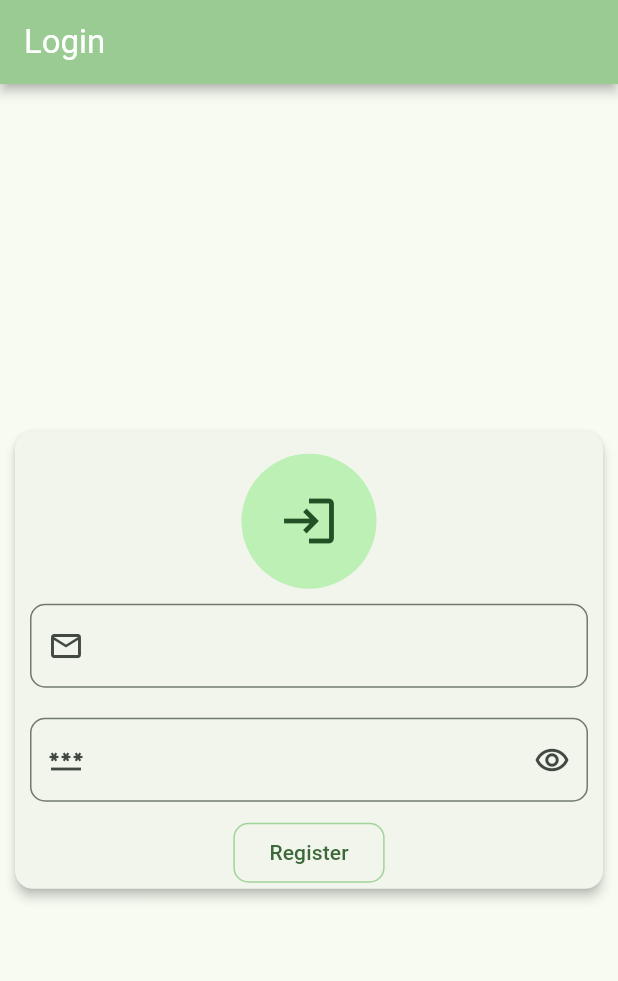
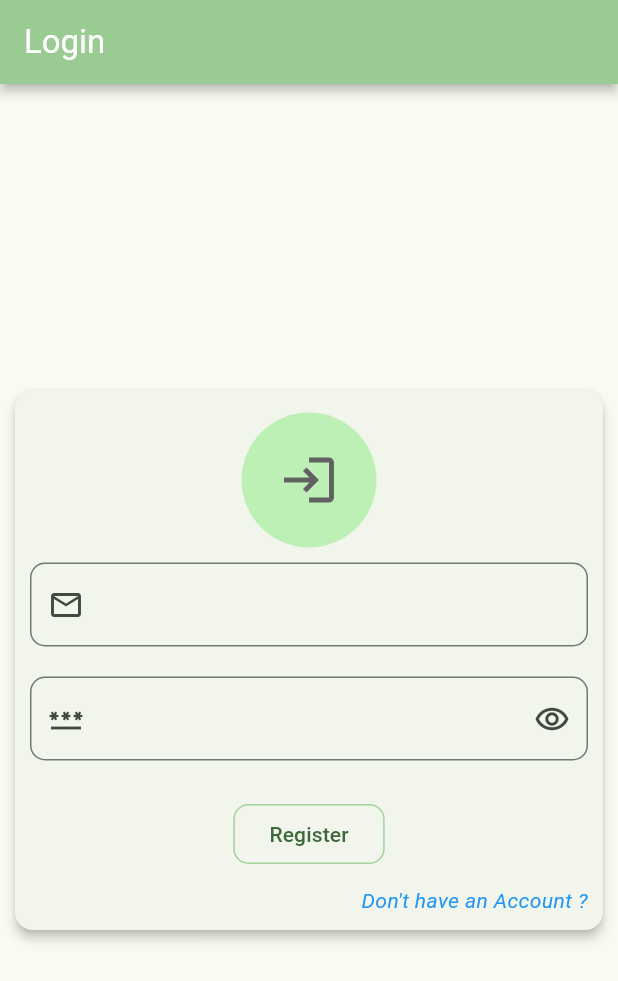
Before and after one commit to gouravpatil70/documents_store_app, a Flutter app: the screen it shows after launch, on a phone screen of 412 x 824 dp. Shown: the top 981 px of the screen. Run offline on Flutter 3.47's test engine with Material 3 defaults, Android fonts, the phone set to English and light mode, and no system bars.

Commit message:
Worked on the UI part of the login screen

```diff
--- a/lib/Screens/login_screen.dart
+++ b/lib/Screens/login_screen.dart
@@ -29,12 +29,13 @@ class _LoginScreenState extends State<LoginScreen> {
                 children: [
 
                   // Top Login Icon UI
-                  const Padding(
-                    padding: EdgeInsets.only(top: 15.0),
+                  Padding(
+                    padding: const EdgeInsets.only(top: 15.0),
                     child: CircleAvatar(
                       radius: 45.0,
                       child: Icon(
                         Icons.login,
+                        color: Colors.grey[700],
                         size: 40.0,
                       ),
                     ),
@@ -48,7 +49,31 @@ class _LoginScreenState extends State<LoginScreen> {
                   const CustomTextFormField(validator: 'Please provide Password', icon: Icons.password_outlined, isPasswordField: true),
 
                   // Register Button
-                  CustomButton.customOutlinedButton(context: context, buttonText: 'Register'),
+                  Padding(
+                    padding: const EdgeInsets.only(top: 15.0),
+                    child: CustomButton.customOutlinedButton(context: context, buttonText: 'Register')
+                  ),
+
+                  // Register new user
+                  Container(
+                    width: MediaQuery.of(context).size.width,
+                    margin: const EdgeInsets.all(10.0),
+                    child: GestureDetector(
+                      child: const Text(
+                        "Don't have an Account ?",
+                        style: TextStyle(
+                          color: Colors.blue,
+                          fontStyle: FontStyle.italic
+                        ),
+                        textAlign: TextAlign.right,
+                      ),
+
+                      // On Click Event
+                      onTap: ()=> _navigateToRegisterScreen(),
+                    ),
+                  ),
+
+                  // You can add other widets here ...
 
                 ],
               ),
@@ -58,4 +83,9 @@ class _LoginScreenState extends State<LoginScreen> {
       ),
     );
   }
+
+  // Navigate To Register User Screen
+  _navigateToRegisterScreen(){
+    Navigator.pushReplacementNamed(context, '/regiserScreen');
+  }
 }
```
